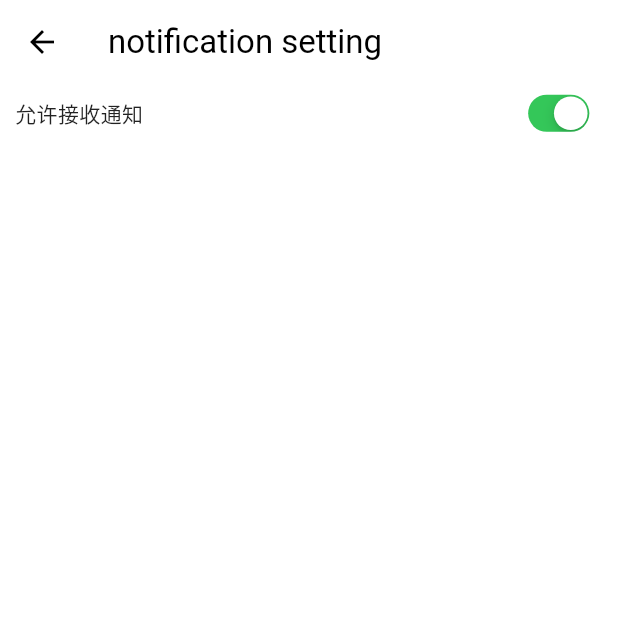
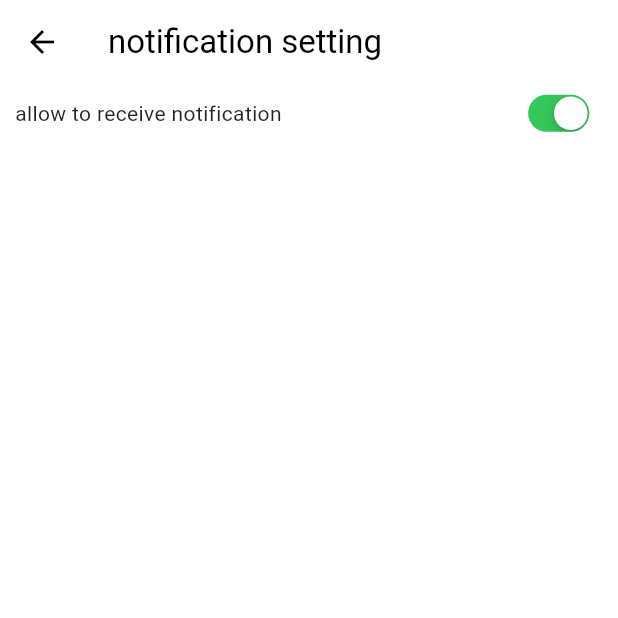
Before and after one commit to HarvesYoung/rate, a Flutter app: the MyPage screen opened directly, after a tap on "notification setting", on a phone screen of 412 x 824 dp, the top half of it. Run offline on Flutter 3.47's test engine with Material 3 defaults, Android fonts, the phone set to English and light mode, and no system bars; our stand-ins replace cloud_firestore, dio, firebase_core, firebase_messaging, firebase_storage, flutter_dotenv and 9 more; accounts and stored records are empty; generated files the repository leaves out were written again; network calls fail.

Commit message:
source code update

```diff
--- a/lib/l10n/app_en.arb
+++ b/lib/l10n/app_en.arb
@@ -11,5 +11,6 @@
   "cancel": "cancel",
   "feedback": "feedback",
   "storage": "storage",
-  "about": "about irate"
+  "about": "about irate",
+  "receiveNotification": "allow to receive notification"
 }
--- a/lib/l10n/app_ja.arb
+++ b/lib/l10n/app_ja.arb
@@ -11,5 +11,6 @@
   "cancel": "キャンセル",
   "feedback": "フィードバック",
   "storage": "ストレージ",
-  "about": "irateについて"
+  "about": "irateについて",
+  "receiveNotification": "通知"
 }
--- a/lib/l10n/app_zh.arb
+++ b/lib/l10n/app_zh.arb
@@ -11,5 +11,6 @@
   "cancel": "取消",
   "feedback": "反馈",
   "storage": "存储",
-  "about": "关于irate"
+  "about": "关于irate",
+  "receiveNotification": "允许通知"
 }
--- a/lib/pages/my_page.dart
+++ b/lib/pages/my_page.dart
@@ -40,13 +40,7 @@ class MyPage extends ConsumerWidget {
         padding: EdgeInsets.symmetric(horizontal: 10),
         child: ListView(
           children: [
-            UserAccountsDrawerHeader(
-              accountName: Text('harves'),
-              accountEmail: Text('harvesyang@gmail.com'),
-            ),
-            // Container(
-            //   height: 100,
-            // ),
+
             Container(
               color: Theme.of(context).colorScheme.primaryContainer,
               child: ListTile(
--- a/lib/pages/notification_page.dart
+++ b/lib/pages/notification_page.dart
@@ -43,7 +43,7 @@ class _NotificationPageState extends State<NotificationPage> {
               child: Row(
                 children: [
                   Expanded(
-                    child: const Text('允许接收通知'),
+                    child: Text(AppLocalizations.of(context)!.receiveNotification),
                   ),
                   Transform.scale(
                     scale: 0.8,
@@ -75,5 +75,5 @@ class _NotificationPageState extends State<NotificationPage> {
 
   Future<void> _openSettings() async {
     await openAppSettings();
-  }
+  } // _openSettings() end
 }
```
